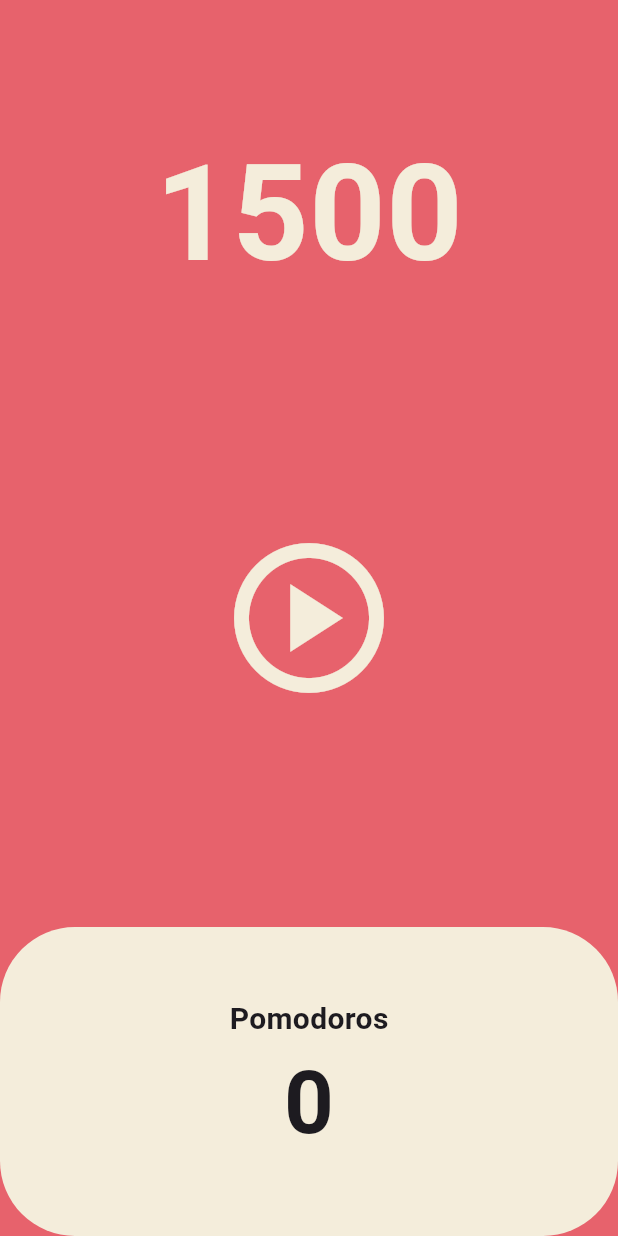
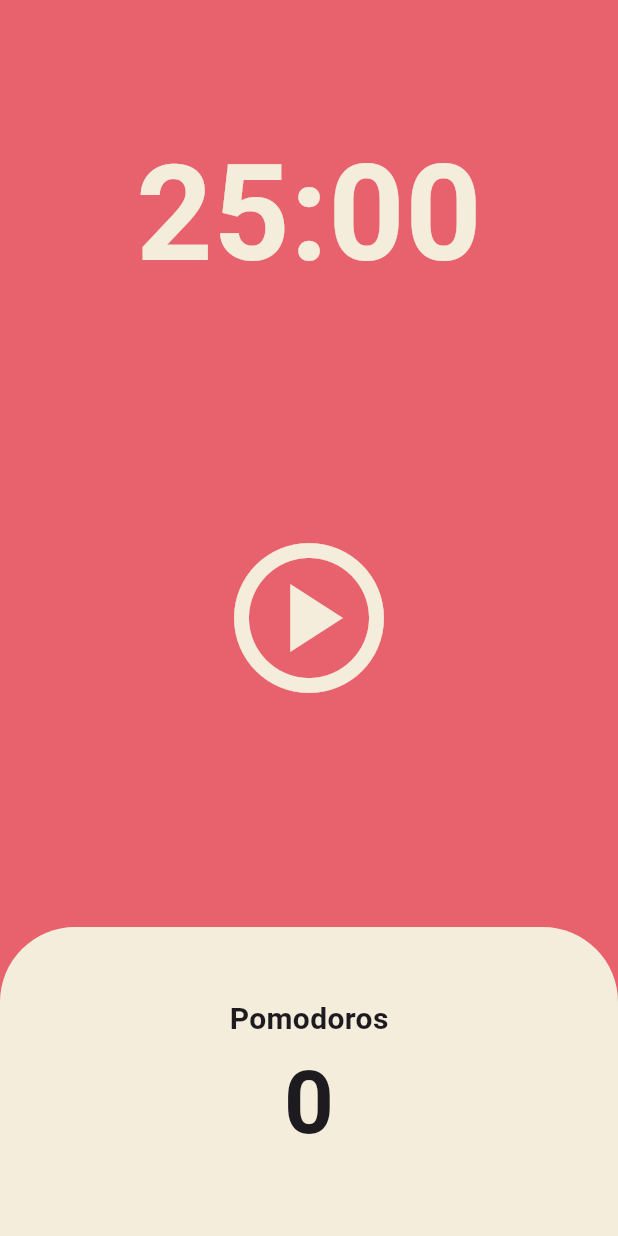
Before and after one commit to skskdmsdl/pomodoro, a Flutter app: the screen it shows after launch, on a phone screen of 412 x 824 dp. Run offline on Flutter 3.47's test engine with Material 3 defaults, Android fonts, the phone set to English and light mode, and no system bars.

Commit message:
시간을 초에서 분:초로 변경

```diff
--- a/lib/screens/home_screen.dart
+++ b/lib/screens/home_screen.dart
@@ -10,14 +10,25 @@ class HomeScreen extends StatefulWidget {
 }
 
 class _HomeScreenState extends State<HomeScreen> {
-  int totalSeconds = 1500;
+  static const twentyFiveMinutes = 1500;
+  int totalSeconds = twentyFiveMinutes;
   bool isRunning = false;
+  int totalPomodoros = 0;
   late Timer timer;
 
   void onTick(Timer timer) {
-    setState(() {
-      totalSeconds = totalSeconds - 1;
-    });
+    if (totalSeconds == 0) {
+      setState(() {
+        totalPomodoros = totalPomodoros + 1;
+        isRunning = false;
+        totalSeconds = twentyFiveMinutes;
+      });
+      timer.cancel();
+    } else {
+      setState(() {
+        totalSeconds = totalSeconds - 1;
+      });
+    }
   }
 
   void onStartPressed() {
@@ -37,6 +48,11 @@ class _HomeScreenState extends State<HomeScreen> {
     });
   }
 
+  String format(int seconds) {
+    var duration = Duration(seconds: seconds);
+    return duration.toString().split(".").first.substring(2, 7);
+  }
+
   @override
   Widget build(BuildContext context) {
     return Scaffold(
@@ -48,7 +64,7 @@ class _HomeScreenState extends State<HomeScreen> {
             child: Container(
               alignment: Alignment.bottomCenter,
               child: Text(
-                '$totalSeconds',
+                format(totalSeconds),
                 style: TextStyle(
                   color: Theme.of(context).cardColor,
                   fontSize: 89,
@@ -77,8 +93,12 @@ class _HomeScreenState extends State<HomeScreen> {
                 Expanded(
                   child: Container(
                     decoration: BoxDecoration(
-                        color: Theme.of(context).cardColor,
-                        borderRadius: BorderRadius.circular(50)),
+                      color: Theme.of(context).cardColor,
+                      borderRadius: BorderRadius.only(
+                        topLeft: Radius.circular(50),
+                        topRight: Radius.circular(50),
+                      ),
+                    ),
                     child: Column(
                       mainAxisAlignment: MainAxisAlignment.center,
                       children: [
@@ -94,7 +114,7 @@ class _HomeScreenState extends State<HomeScreen> {
                           ),
                         ),
                         Text(
-                          '0',
+                          '$totalPomodoros',
                           style: TextStyle(
                             fontSize: 58,
                             fontWeight: FontWeight.w600,
```
